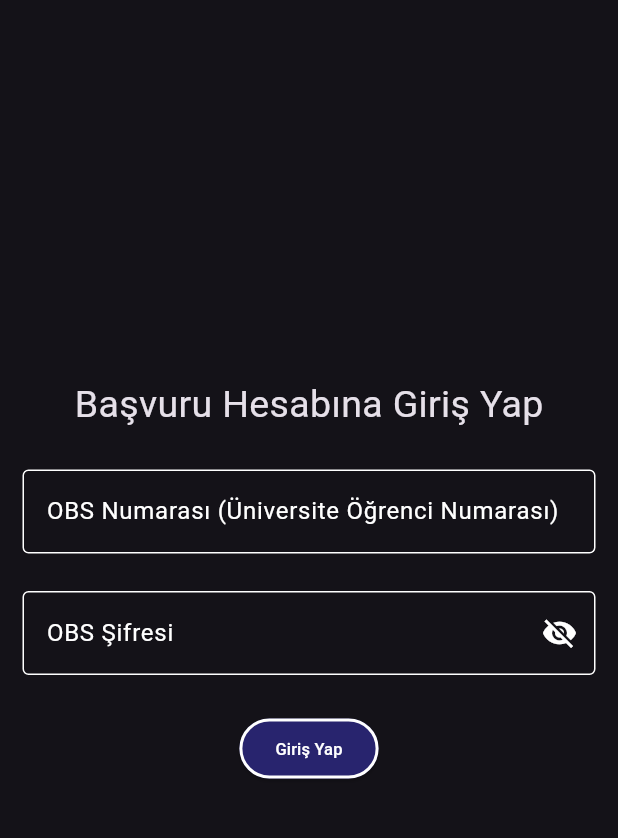
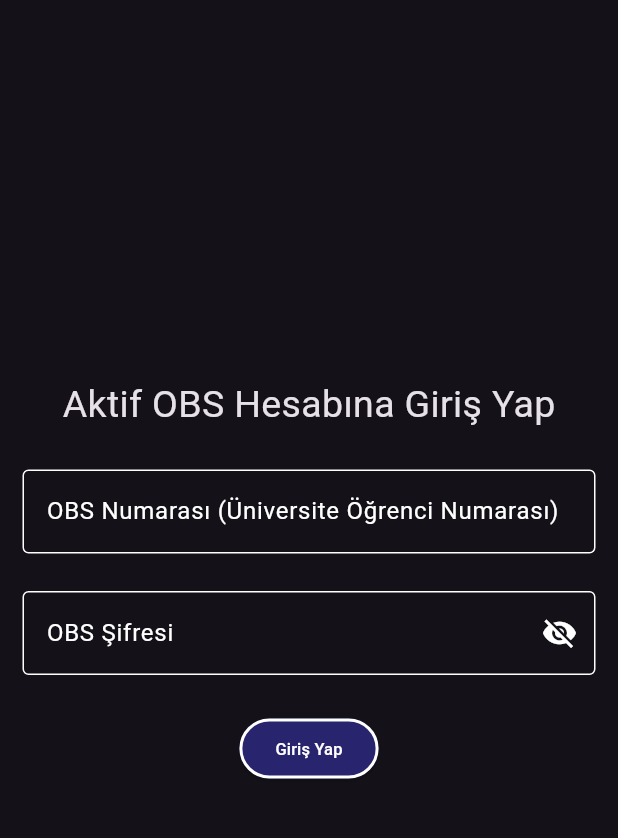
Before and after one commit to omerdgn/Tez, a Flutter app: the LoginApplicantView screen opened directly, on a phone screen of 412 x 824 dp, the part 84-922 px from its top. Run offline on Flutter 3.47's test engine with Material 3 defaults, Android fonts, the phone set to English and light mode, and no system bars.

Commit message:
Değişiklik: sign_up_applicant_view.dart değişkenleri eklendi ve bazı değişkenlerin metin içerikleri Türkçe açısından daha anlamlı olacak şekilde değiştirildi.

```diff
--- a/BBP-Donation-App/bbp_project/lib/product/language/languages.dart
+++ b/BBP-Donation-App/bbp_project/lib/product/language/languages.dart
@@ -43,7 +43,7 @@ class LanguageItems {
   final String accountTypeChoosingNewAccountChoosingMainText =
       'Lütfen Hesap Kayıt Türünü Seçiniz';
   final String accountTypeChoosingNewAccountApplicantAccountText =
-      'Başvuru Hesabı';
+      'Başvuru Hesabı (Aktif OBS)';
   final String accountTypeChoosingNewAccountDonatertAccountText =
       'Bağışçı Hesabı';
   final String accountTypeChoosingNewAccountApplicantAccountCaption =
@@ -54,7 +54,8 @@ class LanguageItems {
   //acoount_type_choosing_login_view.dart
   final String accountTypeChoosingLoginChoosingMainText =
       'Lütfen Hesap Giriş Türünü Seçiniz';
-  final String accountTypeChoosingLoginApplicantAccountText = 'Başvuru Hesabı';
+  final String accountTypeChoosingLoginApplicantAccountText =
+      'Başvuru Hesabı (Aktif OBS)';
   final String accountTypeChoosingLoginDonatertAccountText = 'Bağışçı Hesabı';
   final String accountTypeChoosingLoginApplicantAccountCaption =
       "Aktif üniversite kaydı olan ve bilgisayar almak için maddi durumu olmayan öğrencilerimiz başvuru hesabı oluşturarak başvuruda bulunabilirler.";
@@ -73,15 +74,20 @@ class LanguageItems {
   final String contactUsViewPhoneNumberListTileTitle = "Telefon Numarası";
   final String contactUsViewPhoneNumberListTileSubtitle = "+123 456 789";
 
+  //sign_up_applicant_view.dart
+  final String signUpApplicantViewMainText = "Aktif OBS Kaydı İle Başvuru Yap";
+  //diğer değişkenler login_applicant_view.dart ile aynı
+
+  //sign_up_donater_view.dart
+
   //login_donater_view.dart
   final String loginDonaterViewMainText = "Bağışçı Hesabına Giriş Yap";
   final String textFieldLabelTextForMail = "E-Posta";
   final String textFieldLabelTextForPassword = "Şifre";
-  final String textForForgottenPasswordButton =
-      "Şifremi Unuttum"; //login_applicant_view.dart için de kullanılacak
+  final String textForForgottenPasswordButton = "Şifremi Unuttum";
 
   //login_applicant_view.dart
-  final String loginApplicantViewMainText = "Başvuru Hesabına Giriş Yap";
+  final String loginApplicantViewMainText = "Aktif OBS Hesabına Giriş Yap";
   final String textFieldLabelTextForUniversityObsStudentNumber =
       "OBS Numarası (Üniversite Öğrenci Numarası)";
   final String textFieldLabelTextForObsPassword = "OBS Şifresi";
```
